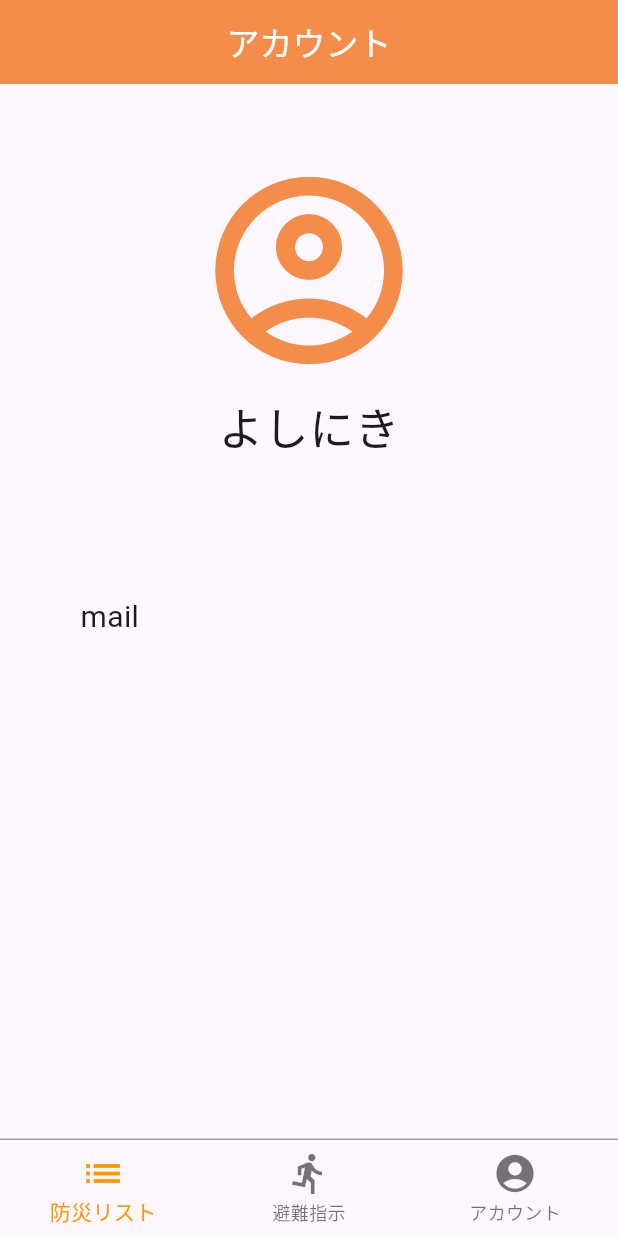
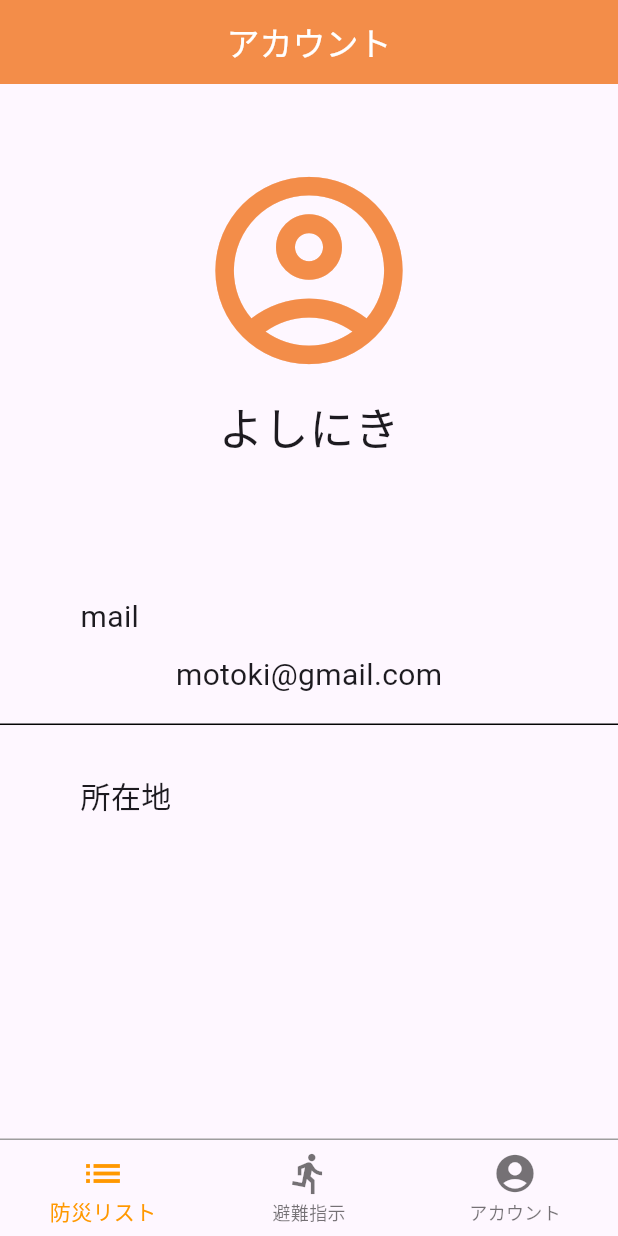
Before and after one commit to raisu3141/home_escape, a Flutter app: the screen it shows after launch, on a phone screen of 412 x 824 dp. Run offline on Flutter 3.47's test engine with Material 3 defaults, Android fonts, the phone set to English and light mode, and no system bars; our stand-ins replace flutter_hooks, flutter_riverpod; Roboto replaces fonts that are missing (dotGothic16).

Commit message:
メールアドレス表示まで追加

```diff
--- a/lib/pages/account_pag.dart
+++ b/lib/pages/account_pag.dart
@@ -40,6 +40,8 @@ class _AccountPageState extends State<AccountPage> {
 
               SizedBox(height: Constant.deviceHeight * 0.1),
               showEmail(),
+              SizedBox(height: Constant.deviceHeight * 0.03),
+              showLocation(),
             ],
           ),
         ),
@@ -61,6 +63,35 @@ class _AccountPageState extends State<AccountPage> {
             ),
           ],
         ),
+        const SizedBox(height: 10),
+        const Text(
+          'motoki@gmail.com',
+          style: TextStyle(
+            fontSize: 20
+          ),
+        ),
+        const SizedBox(height: 10),
+        const Divider(
+          color: Color(0xFF040404),
+        ),
+      ],
+    );
+  }
+
+  Widget showLocation(){
+    return Column(
+      children: [
+        Row(
+          children: [
+            SizedBox(width: Constant.deviceWidth * 0.13),
+            const Text(
+              '所在地',
+              style: TextStyle(
+                fontSize: 20,
+              )
+            ),
+          ],
+        )
       ],
     );
   }
```
